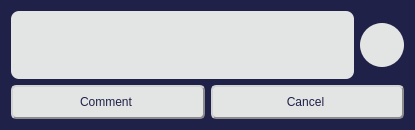
First picture: the form in FrameWorkCode/add_comment.ui, repository UDAAN-LEAP/leap-pe-tool, before the edit.
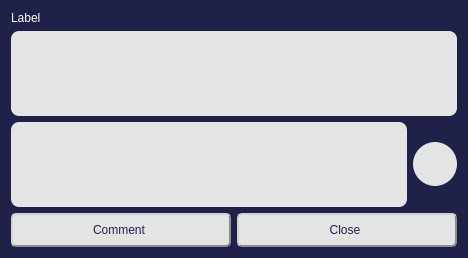
Second picture: the form after the edit. Icons and pictures are not drawn.

Commit message: comment feature optimization

```diff
--- a/FrameWorkCode/add_comment.ui
+++ b/FrameWorkCode/add_comment.ui
@@ -6,8 +6,8 @@
    <rect>
     <x>0</x>
     <y>0</y>
-    <width>415</width>
-    <height>128</height>
+    <width>468</width>
+    <height>258</height>
    </rect>
   </property>
   <property name="windowTitle">
@@ -18,19 +18,7 @@
 background-color: rgb(32, 33, 72);</string>
   </property>
   <layout class="QGridLayout" name="gridLayout">
-   <item row="0" column="0">
-    <widget class="QTextEdit" name="textEdit">
-     <property name="styleSheet">
-      <string notr="true">font: 11pt &quot;Work Sans&quot;; 
-color: rgb(32, 33, 72);
-border:2px;
-border-radius : 8px;
-background-color: rgb(227, 228, 228);
-selection-background-color: rgb(136, 138, 133);</string>
-     </property>
-    </widget>
-   </item>
-   <item row="0" column="1">
+   <item row="2" column="1">
     <widget class="QPushButton" name="deleteComment">
      <property name="styleSheet">
       <string notr="true">QPushButton{background-color:rgb(227, 228, 228);color: rgb(0, 0, 0);
@@ -44,7 +32,31 @@
      </property>
     </widget>
    </item>
+   <item row="2" column="0">
+    <widget class="QTextEdit" name="presentComment">
+     <property name="styleSheet">
+      <string notr="true">font: 11pt &quot;Work Sans&quot;; 
+color: rgb(32, 33, 72);
+border:2px;
+border-radius : 8px;
+background-color: rgb(227, 228, 228);
+selection-background-color: rgb(136, 138, 133);</string>
+     </property>
+    </widget>
+   </item>
    <item row="1" column="0" colspan="2">
+    <widget class="QTextEdit" name="previousComment">
+     <property name="styleSheet">
+      <string notr="true">font: 11pt &quot;Work Sans&quot;; 
+color: rgb(32, 33, 72);
+border:2px;
+border-radius : 8px;
+background-color: rgb(227, 228, 228);
+selection-background-color: rgb(136, 138, 133);</string>
+     </property>
+    </widget>
+   </item>
+   <item row="3" column="0" colspan="2">
     <layout class="QHBoxLayout" name="horizontalLayout">
      <item>
       <widget class="QPushButton" name="AddComment">
@@ -64,12 +76,25 @@
 } QPushButton:checked{background-color: rgb(136, 138, 133);} QPushButton:pressed {background-color: rgb(136, 138, 133);}</string>
        </property>
        <property name="text">
-        <string>Cancel</string>
+        <string>Close</string>
        </property>
       </widget>
      </item>
     </layout>
    </item>
+   <item row="0" column="0">
+    <widget class="QLabel" name="label">
+     <property name="styleSheet">
+      <string notr="true">font: 11pt &quot;Work Sans&quot;; 
+color: rgb(255,255,255);
+border:2px;
+border-radius : 8px;</string>
+     </property>
+     <property name="text">
+      <string>Label</string>
+     </property>
+    </widget>
+   </item>
   </layout>
  </widget>
  <resources/>
```
The commit also changes 4 other files.
